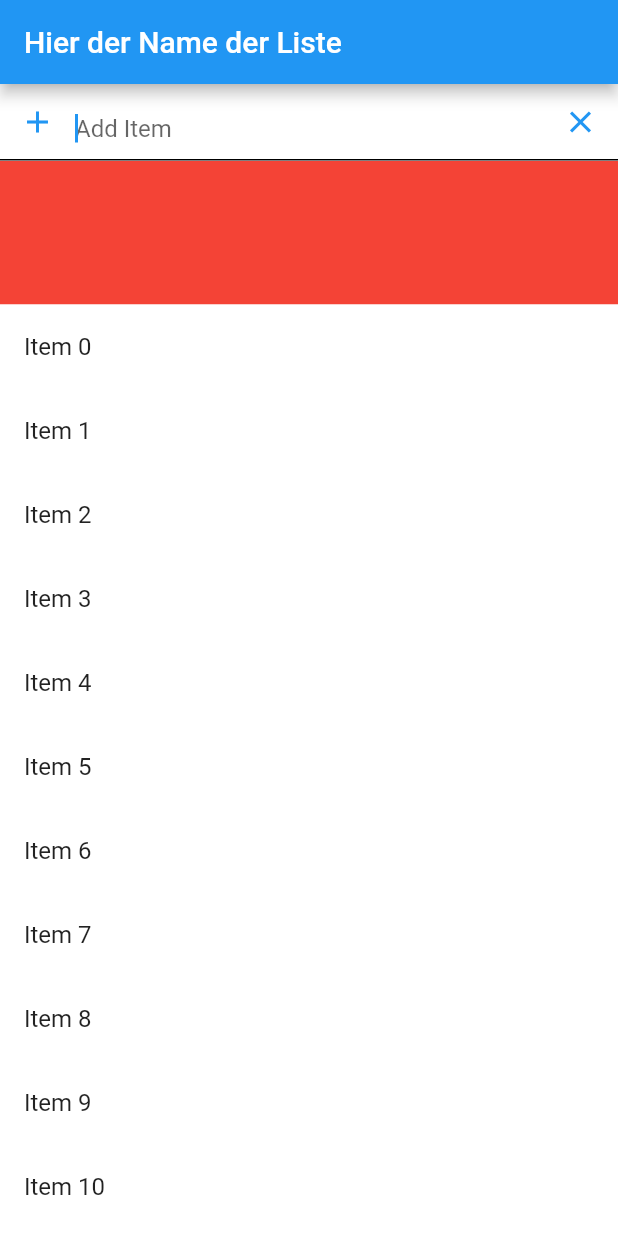
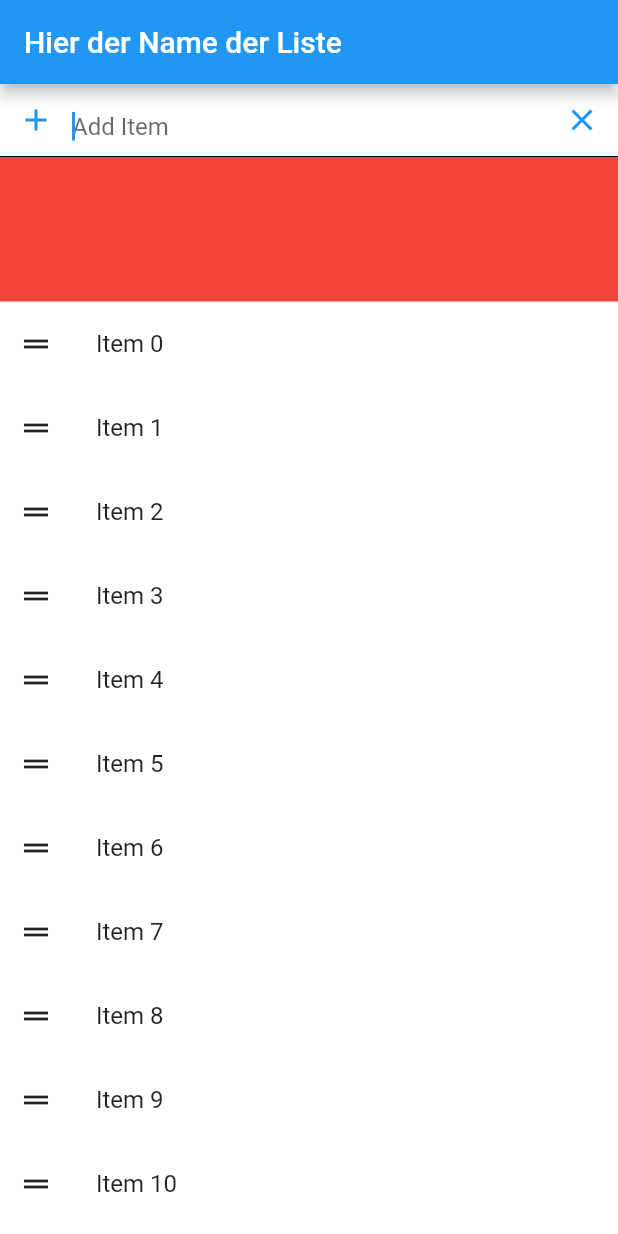
Before and after one commit to bischoff-m/sortable-app, a Flutter app: the screen it shows after launch, on a phone screen of 412 x 824 dp. Run offline on Flutter 3.47's test engine with Material 2 defaults, Android fonts, the phone set to English and light mode, and no system bars.

Commit message:
figured out how to call startReorder from list child

```diff
--- a/lib/fast_reorderable_list.dart
+++ b/lib/fast_reorderable_list.dart
@@ -2,34 +2,60 @@ import 'package:flutter/gestures.dart';
 import 'package:flutter/material.dart';
 import 'dart:developer' as dev; // TODO: remove in production
 
+/*
+NOTE:
+Modifiying the number of items in the list while
+in reordering mode causes inconsitency.
+No bug fix is implemented because its not relevant for my use case.
+*/
+
+/*
+- override IndexedWidgetBuilder with {context, index, callback}
+- update itemBuilder and _itemBuilder
+- update at FastReorderableList.builder()
+*/
+
+typedef _ListItemBuilder = Widget Function(
+    BuildContext context, int index, Function(int index) startReorder);
+
 class FastReorderableList extends StatefulWidget {
-  FastReorderableList({
-    Key? key,
-    required List<Widget> children,
-  })   : assert(children.every((Widget w) => w.key != null),
-            'All children of this widget must have a key.'),
-        itemCount = children.length,
-        itemBuilder = ((BuildContext context, int index) => children[index]),
-        super(key: key);
+  // FastReorderableList({
+  //   Key? key,
+  //   required List<Widget> children,
+  // })   : assert(children.every((Widget w) => w.key != null),
+  //           'All children of this widget must have a key.'),
+  //       itemCount = children.length,
+  //       itemBuilder = ((BuildContext context, int index) => children[index]),
+  //       super(key: key);
 
   FastReorderableList.builder({
     Key? key,
+    required this.itemCount,
     required this.itemBuilder,
-    required this.itemCount,
-    // required this.onReorder,
+    // required this.onReorderDone,
   }) : super(key: key);
 
-  int itemCount;
-  final IndexedWidgetBuilder itemBuilder;
+  final int itemCount;
+  final _ListItemBuilder itemBuilder;
+  late final _FastReorderableListState state;
+
+  // void triggerAnimation() => state.triggerAnimation();
 
   @override
-  _FastReorderableListState createState() => _FastReorderableListState();
+  _FastReorderableListState createState() {
+    this.state = _FastReorderableListState();
+    return this.state;
+  }
 }
 
 class _FastReorderableListState extends State<FastReorderableList> {
   // this list keeps track of which separator between the items is expanded
   late List<bool> _expanded;
   int _curExpanded = 0;
+
+  // void triggerAnimation() {
+  //   dev.log('hat funktioniert!');
+  // }
 
   @override
   void initState() {
@@ -39,13 +65,31 @@ class _FastReorderableListState extends State<FastReorderableList> {
   }
 
   Widget _itemBuilder(BuildContext context, int index) {
-    final int halfIndex = index ~/ 2;
-    if (index.isOdd) {
-      // place list items on all odd indices
-      final Widget item = widget.itemBuilder(context, halfIndex);
-      return GestureDetector(
-        child: item,
-        onDoubleTap: () {
+    /*
+    TODO:
+    - wrap item in inkwell with onHover handler
+    - track hover status for each item
+    - apply color if hover
+    - wrap item in animatedcontainer to get color animation
+    - outsource row with icon and item
+    - handle onPressed of button using function that gets called
+    */
+    final Widget item = widget.itemBuilder(context, index, (itemIndex) {
+      dev.log('Animating change. Item clicked: $itemIndex');
+      setState(() {
+        _expanded[_curExpanded] = false;
+        _curExpanded = (_curExpanded + 1) % _expanded.length;
+        _expanded[_curExpanded] = true;
+      });
+    });
+    return Row(
+      children: [
+        SizedBox(
+          width: 48,
+          height: 48,
+          child: IconButton(
+            icon: Icon(Icons.drag_handle, size: 24),
+            onPressed: () {
               dev.log('Animating change');
               setState(() {
                 _expanded[_curExpanded] = false;
@@ -53,18 +97,21 @@ class _FastReorderableListState extends State<FastReorderableList> {
                 _expanded[_curExpanded] = true;
               });
             },
+          ),
+        ),
+        Expanded(child: item)
+      ],
     );
-    } else {
-      // place spacer on all even indices
-      // dev.log('is eval');
+  }
+
+  Widget _spacerBuilder(BuildContext context, int index) {
     return AnimatedContainer(
-        height: _expanded[halfIndex] ? 96 : 0,
-        color: _expanded[halfIndex] ? Colors.red : Colors.blue,
+      height: _expanded[index] ? 96 : 0,
+      color: _expanded[index] ? Colors.red : Colors.blue,
       duration: const Duration(seconds: 1),
       curve: Curves.easeInOut,
       child: Container(),
     );
-    }
   }
 
   @override
@@ -72,23 +119,17 @@ class _FastReorderableListState extends State<FastReorderableList> {
     dev.log('Item Count: ${widget.itemCount}');
     return ListView.builder(
       itemCount: widget.itemCount * 2 + 1,
-      itemBuilder: _itemBuilder,
+      itemBuilder: (BuildContext context, int index) {
+        if (index.isOdd)
+          return _itemBuilder(context, index ~/ 2);
+        else
+          return _spacerBuilder(context, index ~/ 2);
+      },
       dragStartBehavior: DragStartBehavior.down,
       // TODO: add padding on top and botton, so user can insert item there
       // padding: EdgeInsets.fromLTRB(0, 100, 0, 200),
     );
   }
-  // @override
-  // Widget build(BuildContext context) {
-  //   dev.log('Item Count: ${widget.itemCount}');
-  //   return ListView.builder(
-  //     itemCount: widget.itemCount * 2 + 1,
-  //     itemBuilder: _itemBuilder,
-  //     dragStartBehavior: DragStartBehavior.down,
-  //     // TODO: add padding on top and botton, so user can insert item there
-  //     // padding: EdgeInsets.fromLTRB(0, 100, 0, 200),
-  //   );
-  // }
 }
 
 // TODO: grab global coordinates of listtile from here
--- a/lib/main.dart
+++ b/lib/main.dart
@@ -40,7 +40,8 @@ class _HomePageState extends State<HomePage> with TickerProviderStateMixin {
   // TODO: use this to set color scheme
   // final ColorScheme colorScheme = Theme.of(context).colorScheme;
 
-  List<String> _items = List<String>.generate(20, (index) => '$index');
+  List<String> _items = List<String>.generate(20, (index) => 'Item $index');
+  Key listKey = GlobalKey();
 
   // use to determine the margin of the input text field to the scaffold
   double getTopMargin(BuildContext context) {
@@ -83,10 +84,10 @@ class _HomePageState extends State<HomePage> with TickerProviderStateMixin {
                         decoration: InputDecoration(
                           hintText: 'Add Item',
                           border: InputBorder.none,
-                          contentPadding: EdgeInsets.fromLTRB(0, 20, 0, 10),
+                          contentPadding: EdgeInsets.fromLTRB(0, 19, 0, 9),
                           prefixIcon: SizedBox(
-                            width: 50,
-                            height: 50,
+                            width: 48,
+                            height: 48,
                             child: IconButton(
                               // TODO: implement add function
                               // onPressed: _textInputController.clear,
@@ -97,8 +98,8 @@ class _HomePageState extends State<HomePage> with TickerProviderStateMixin {
                             ),
                           ),
                           suffixIcon: SizedBox(
-                            width: 50,
-                            height: 50,
+                            width: 48,
+                            height: 48,
                             child: IconButton(
                               onPressed: _textInputController.clear,
                               icon: Icon(Icons.clear),
@@ -115,32 +116,68 @@ class _HomePageState extends State<HomePage> with TickerProviderStateMixin {
                   color: Colors.black,
                 ),
                 Expanded(
+                  // child: ReorderableListView.builder(
+                  //   itemCount: _items.length,
+                  //   itemBuilder: (BuildContext context, int index) {
+                  //     return Dismissible(
+                  //       key: ValueKey<String>(_items[index]),
+                  //       child: Material(
+                  //         child: ListTile(
+                  //           hoverColor: Colors.black26,
+                  //           title: Text(_items[index]),
+                  //           onTap: () {
+                  //             // TODO: add tap event for items
+                  //             dev.log('You clicked item ${_items[index]}');
+                  //           },
+                  //         ),
+                  //         color: Colors.white,
+                  //       ),
+                  //       background: Container(
+                  //         color: Colors.green,
+                  //       ),
+                  //       onDismissed: (DismissDirection direction) {
+                  //         setState(() {
+                  //           _items.removeAt(index);
+                  //         });
+                  //       },
+                  //     );
+                  //   },
+                  //   onReorder: (int oldIndex, int newIndex) {
+                  //     setState(() {
+                  //       if (oldIndex < newIndex) {
+                  //         newIndex -= 1;
+                  //       }
+                  //       final String item = _items.removeAt(oldIndex);
+                  //       _items.insert(newIndex, item);
+                  //     });
+                  //   },
+                  // ),
                   child: FastReorderableList.builder(
                     itemCount: _items.length,
-                      itemBuilder: (BuildContext context, int index) {
+                    itemBuilder: (BuildContext context, int index,
+                        Function(int index) startReorder) {
                       return Dismissible(
                         key: ValueKey<String>(_items[index]),
-                          child: Material(
                         child: ListTile(
-                              hoverColor: Colors.black26,
-                              title: Text('Item ${_items[index]}'),
-                              onTap: () {
-                                // TODO: add tap event for items
-                                dev.log('You clicked item ${_items[index]}');
-                              },
-                            ),
-                            color: Colors.white,
+                          title: Text(_items[index]),
+                          // onTap: () {
+                          //   // TODO: add tap event for items
+                          //   dev.log('You clicked item ${_items[index]}');
+                          //   FastReorderableList.o
+                          // },
+                          onTap: () => startReorder(index),
                         ),
                         background: Container(
                           color: Colors.green,
                         ),
                         onDismissed: (DismissDirection direction) {
                           setState(() {
-                              _items.remove(index);
+                            _items.removeAt(index);
                           });
                         },
                       );
-                      }),
+                    },
+                  ),
                 ),
               ],
             ),
```
Lines whose indentation alone changed are shown as unchanged.
